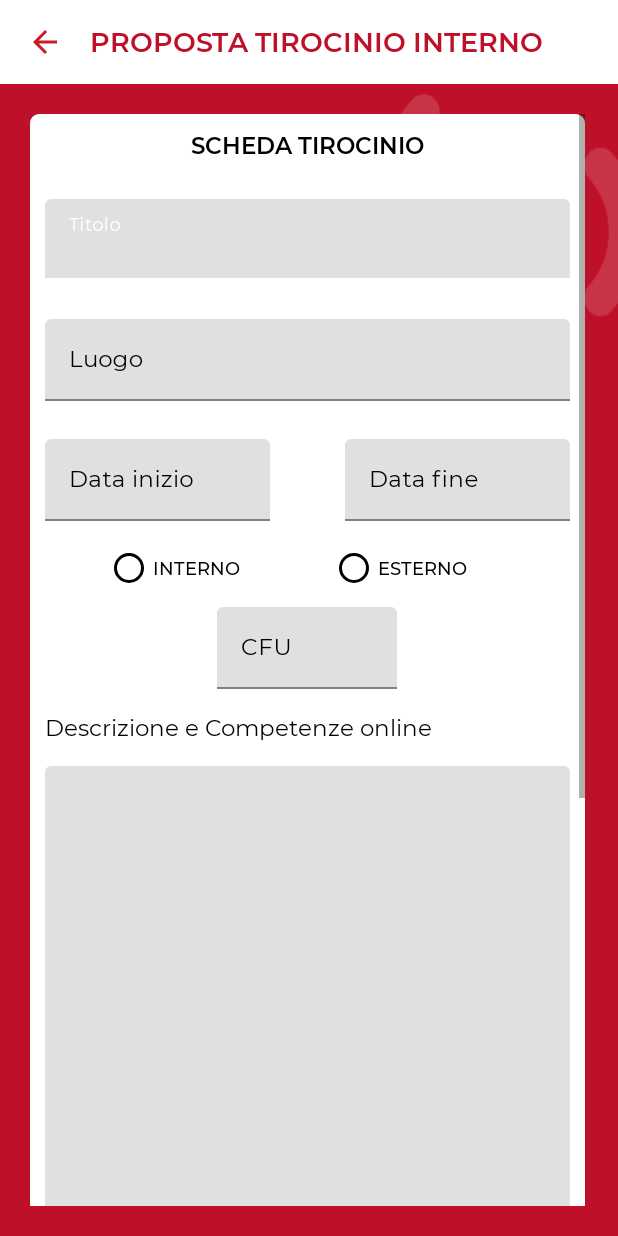
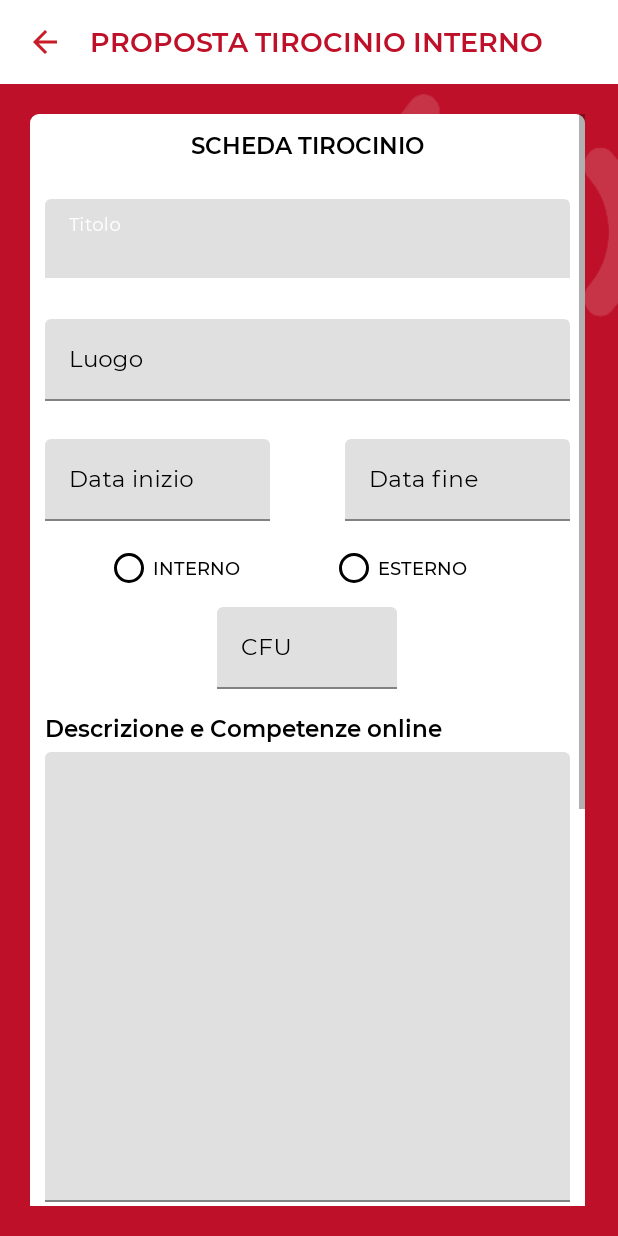
Before and after one commit to davideuez/UniStage, an Android app: the AggiungiTirocinio screen opened directly, with no data from a screen before it, on a phone screen of 412 x 824 dp. Run offline under Robolectric (Android 15) with nearby library versions, the phone set to English and light mode, and no system bars.

Commit message:
Aggiungi tirocinio professore modificato

```diff
--- a/app/src/main/res/layout/activity_aggiungi_tirocinio.xml
+++ b/app/src/main/res/layout/activity_aggiungi_tirocinio.xml
@@ -157,8 +157,8 @@
                     <LinearLayout
                         android:layout_width="wrap_content"
                         android:layout_height="wrap_content"
-                        android:layout_marginTop="15dp"
-                        android:layout_marginLeft="40dp">
+                        android:layout_marginLeft="40dp"
+                        android:layout_marginTop="15dp">
 
                         <RadioButton
                             android:id="@+id/interno_tirocinio"
@@ -206,7 +206,7 @@
                         android:layout_height="wrap_content"
                         android:layout_gravity="center"
                         android:layout_marginTop="15dp"
-                        android:fontFamily="@font/montserrat_regular"
+                        android:fontFamily="@font/montserrat_semibold"
                         android:gravity="left"
                         android:text="Descrizione e Competenze online"
                         android:textColor="@color/colorBlack"
@@ -215,7 +215,6 @@
                     <com.google.android.material.textfield.TextInputLayout
                         android:layout_width="match_parent"
                         android:layout_height="wrap_content"
-                        android:layout_marginTop="5dp"
                         android:textAlignment="textStart"
                         android:textColorHint="@color/colorBlack">
 
@@ -223,9 +222,10 @@
                             android:id="@+id/descrizione_tirocinio_nuovo"
                             android:layout_width="match_parent"
                             android:layout_height="300dp"
-                            android:layout_marginTop="10dp"
+                            android:layout_marginTop="5dp"
                             android:fontFamily="@font/montserrat_regular"
-                            android:textColor="#ffffff"
+                            android:gravity="start"
+                            android:textColor="@color/colorBlack"
                             android:textSize="15dp" />
                     </com.google.android.material.textfield.TextInputLayout>
 
@@ -234,8 +234,7 @@
                         android:layout_height="wrap_content"
                         android:layout_gravity="center"
                         android:layout_marginTop="15dp"
-                        android:fontFamily="@font/montserrat_regular"
-                        android:gravity="left"
+                        android:fontFamily="@font/montserrat_semibold"
                         android:text="Obiettivi formativi"
                         android:textColor="@color/colorBlack"
                         android:textSize="15dp" />
@@ -243,7 +242,6 @@
                     <com.google.android.material.textfield.TextInputLayout
                         android:layout_width="match_parent"
                         android:layout_height="wrap_content"
-                        android:layout_marginTop="5dp"
                         android:textAlignment="textStart"
                         android:textColorHint="@color/colorBlack">
 
@@ -251,10 +249,11 @@
                             android:id="@+id/obiettiviformativi_tirocinio_nuovo"
                             android:layout_width="match_parent"
                             android:layout_height="300dp"
-                            android:layout_marginTop="10dp"
+                            android:layout_marginTop="5dp"
                             android:fontFamily="@font/montserrat_regular"
-                            android:textColor="#ffffff"
-                            android:textSize="15dp" />
+                            android:textColor="@color/colorBlack"
+                            android:textSize="15dp"
+                            android:gravity="start"/>
                     </com.google.android.material.textfield.TextInputLayout>
 
                     <LinearLayout
@@ -262,6 +261,7 @@
                         android:layout_height="wrap_content"
                         android:orientation="horizontal"
                         android:padding="10dp">
+
                         <Button
                             android:id="@+id/annulla_tirocinio_nuovo"
                             android:layout_width="150dp"
@@ -271,6 +271,7 @@
                             android:fontFamily="@font/montserrat_semibold"
                             android:text="annulla"
                             android:textColor="@color/colorWhite" />
+
                         <Button
                             android:id="@+id/inoltra_tirocinio_nuovo"
                             android:layout_width="150dp"
```
